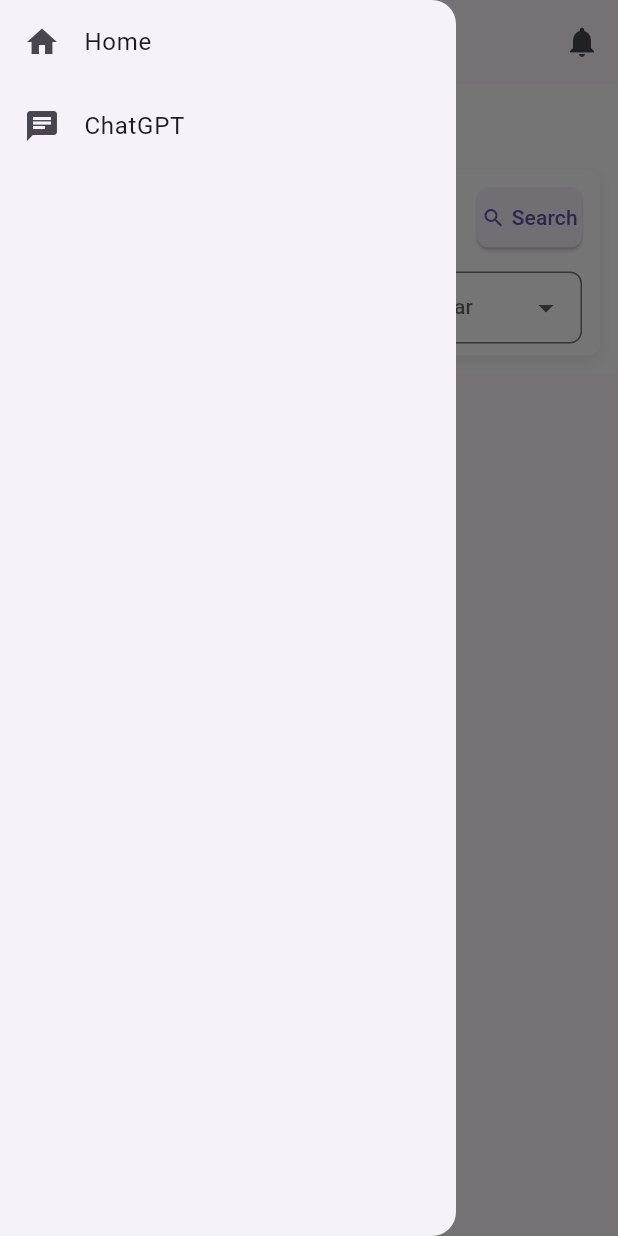
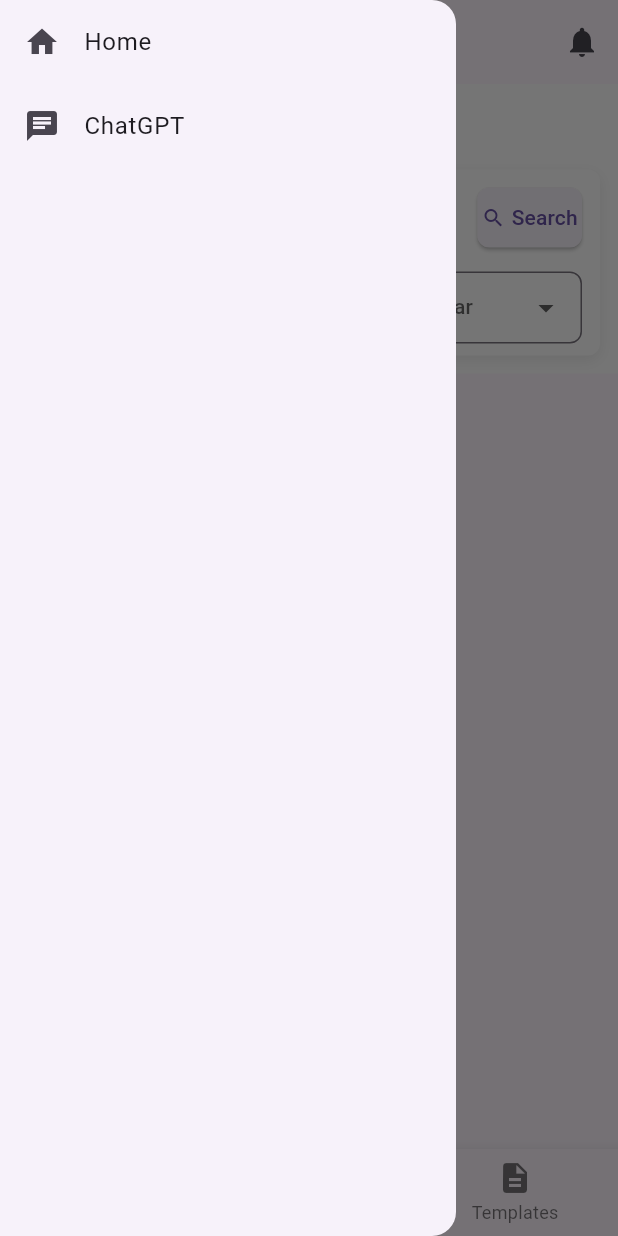
Before and after one commit to aliasghar256/appdev_final_paklawlib, a Flutter app: the HomePage screen opened by its route, with the side drawer open, on a phone screen of 412 x 824 dp. Run offline on Flutter 3.47's test engine with Material 3 defaults, Android fonts, the phone set to English and light mode, and no system bars; our stand-ins replace animate_do, bloc, flutter_bloc, flutter_secure_storage; accounts and stored records are empty.

Commit message:
Navbar ViewFavs

```diff
--- a/lib/bloc/judgment_bloc/judgment_bloc.dart
+++ b/lib/bloc/judgment_bloc/judgment_bloc.dart
@@ -46,6 +46,16 @@ class JudgmentBloc extends Bloc<JudgmentEvent, JudgmentState> {
         emit(JudgmentError(error: e.toString()));
       }
     });
+
+    on<JudgmentFetchAllFavoritesEvent>((event, emit) async {
+  emit(JudgmentFavoritesLoading());
+  try {
+    final favorites = await manager.viewFavorites();
+    emit(JudgmentFavoritesLoaded(judgments: favorites));
+  } catch (error) {
+    emit(JudgmentFavoritesError(error: error.toString()));
+  }
+});
   }
 }
 
--- a/lib/bloc/judgment_bloc/judgment_event.dart
+++ b/lib/bloc/judgment_bloc/judgment_event.dart
@@ -25,3 +25,5 @@ class JudgmentAddFavoriteEvent extends JudgmentEvent {
 
   JudgmentAddFavoriteEvent({required this.JudgmentID});
 }
+
+class JudgmentFetchAllFavoritesEvent extends JudgmentEvent {}
--- a/lib/bloc/judgment_bloc/judgment_state.dart
+++ b/lib/bloc/judgment_bloc/judgment_state.dart
@@ -24,3 +24,17 @@ class JudgmentError extends JudgmentState {
 
   JudgmentError({required this.error});
 }
+
+class JudgmentFavoritesLoading extends JudgmentState {}
+
+class JudgmentFavoritesLoaded extends JudgmentState {
+  final List<Judgment> judgments;
+
+  JudgmentFavoritesLoaded({required this.judgments});
+}
+
+class JudgmentFavoritesError extends JudgmentState {
+  final String error;
+
+  JudgmentFavoritesError({required this.error});
+}
--- a/lib/home_page.dart
+++ b/lib/home_page.dart
@@ -1,3 +1,5 @@
+import 'package:finalproject/favorites_screen.dart';
+import 'package:finalproject/templates_screen.dart';
 import 'package:flutter/material.dart';
 import 'bloc/judgment_bloc/judgment_bloc.dart';
 import './bloc/judgment_bloc/judgment_event.dart';
@@ -5,26 +7,43 @@ import 'bloc/judgment_bloc/judgment_state.dart';
 import 'package:flutter_bloc/flutter_bloc.dart';
 import 'notifications_screen.dart';
 
-class HomePage extends StatefulWidget{
-
+class HomePage extends StatefulWidget {
   @override
   _HomePageState createState() => _HomePageState();
 }
 
-class _HomePageState extends State<HomePage>{
+class _HomePageState extends State<HomePage> {
+  int _selectedIndex = 0; // Tracks the selected tab
+
+  // Pages for each tab
+  final List<Widget> _pages = [
+    HomeContent(), // Main home content
+    FavoritesScreen(), // Favorites screen
+    TemplatesScreen(), // Templates screen
+  ];
+
+  // Handle tab selection
+  void _onItemTapped(int index) {
+    setState(() {
+      _selectedIndex = index;
+    });
+  }
 
   @override
-  Widget build(BuildContext context){
+  Widget build(BuildContext context) {
     return Scaffold(
       appBar: AppBar(
         title: Text('Home Page'),
         actions: [
-          IconButton(onPressed: (){
+          IconButton(
+            onPressed: () {
               Navigator.push(
                 context,
                 MaterialPageRoute(builder: (_) => const NotificationsScreen()),
               );
-          }, icon: const Icon(Icons.notifications))
+            },
+            icon: const Icon(Icons.notifications),
+          )
         ],
       ),
       drawer: Drawer(
@@ -33,19 +52,45 @@ class _HomePageState extends State<HomePage>{
             ListTile(
               leading: Icon(Icons.home),
               title: Text("Home"),
-          onTap: () {
-          },
+              onTap: () {},
             ),
             ListTile(
               leading: Icon(Icons.chat),
               title: Text("ChatGPT"),
-          onTap: () {
-          },
+              onTap: () {},
             ),
           ],
-        )
         ),
-      body: Column(
+      ),
+      body: _pages[_selectedIndex], // Display the selected page
+      bottomNavigationBar: BottomNavigationBar(
+        items: const <BottomNavigationBarItem>[
+          BottomNavigationBarItem(
+            icon: Icon(Icons.home),
+            label: 'Home',
+          ),
+          BottomNavigationBarItem(
+            icon: Icon(Icons.favorite),
+            label: 'Favorites',
+          ),
+          BottomNavigationBarItem(
+            icon: Icon(Icons.description),
+            label: 'Templates',
+          ),
+        ],
+        currentIndex: _selectedIndex,
+        selectedItemColor: Colors.blue,
+        onTap: _onItemTapped, // Handle tab changes
+      ),
+    );
+  }
+}
+
+// Placeholder for Home content
+class HomeContent extends StatelessWidget {
+  @override
+  Widget build(BuildContext context) {
+    return Column(
       children: [
         JudgmentSearchBar(),
         Expanded(
@@ -53,13 +98,10 @@ class _HomePageState extends State<HomePage>{
             builder: (context, state) {
               if (state is JudgmentInitial) {
                 return Center(child: Text('Please enter search criteria'));
-                }
-                else if (state is JudgmentLoading) {
+              } else if (state is JudgmentLoading) {
                 return Center(child: CircularProgressIndicator());
-                }
-                else if (state is JudgmentsLoaded) {
+              } else if (state is JudgmentsLoaded) {
                 final judgments = state.judgments;
-                  // or if your state returns a List<Map>, adjust accordingly
 
                 return ListView.builder(
                   itemCount: judgments.length,
@@ -68,44 +110,43 @@ class _HomePageState extends State<HomePage>{
                     return ListTile(
                       title: Text(item.snippet ?? 'No snippet'),
                       subtitle: Column(
-                            crossAxisAlignment: CrossAxisAlignment.start, // Align content to the start
+                        crossAxisAlignment: CrossAxisAlignment.start,
                         children: [
-                              Text('CaseNo: ${item.caseNo}'), // Case number at the top
-                              SizedBox(height: 8), // Add some spacing between the text and the button
+                          Text('CaseNo: ${item.caseNo}'),
+                          SizedBox(height: 8),
                           ElevatedButton(
                             onPressed: () async {
                               try {
                                 context.read<JudgmentBloc>().add(
-                                      JudgmentAddFavoriteEvent(JudgmentID: item.judgmentID.toString()),
+                                      JudgmentAddFavoriteEvent(
+                                        JudgmentID: item.judgmentID.toString(),
+                                      ),
                                     );
                                 ScaffoldMessenger.of(context).showSnackBar(
-                                    SnackBar(content: Text('Judgment added to favorites!')),
+                                  SnackBar(
+                                      content: Text(
+                                          'Judgment added to favorites!')),
                                 );
                               } catch (e) {
                                 print('Error: $e');
                               }
-
                             },
-                                child: Text("Favorite"), // Button below the case number
+                            child: Text("Favorite"),
                           ),
                         ],
                       ),
                     );
                   },
                 );
-                }
-                else if (state is JudgmentError) {
+              } else if (state is JudgmentError) {
                 return Center(child: Text('Error: ${state.error}'));
-                }
-                else {
-                  // Fallback if we get an unrecognized state
+              } else {
                 return Center(child: Text('Something else happened.'));
               }
             },
           ),
         ),
       ],
-      ),
     );
   }
 }
--- a/lib/managers/judgment_manager.dart
+++ b/lib/managers/judgment_manager.dart
@@ -91,5 +91,31 @@ Future<Map<String, dynamic>> addFavorite({
       };
     }
   }
+  Future<List<Judgment>> viewFavorites() async {
+  final url = Uri.parse('http://10.0.2.2:3001/favorites/view');
+  final headers = await HeaderUtil.createAuthHeaders();
+
+  try {
+    final response = await http.get(url, headers: headers);
+
+    if (response.statusCode == 200) {
+      final data = json.decode(response.body);
+      final favorites = data['favorites'] as List<dynamic>;
+
+      // Map each `judgment_ID` to a `Judgment` object
+      return favorites.map((item) {
+        final judgmentData = item['judgment_ID']; // Extract `judgment_ID`
+        return Judgment.fromJson(judgmentData); // Map it to `Judgment`
+      }).toList();
+    } else if (response.statusCode == 404) {
+      throw Exception('No favorites found.');
+    } else {
+      throw Exception('Failed to fetch favorites: ${response.body}');
+    }
+  } catch (error) {
+    throw Exception('Error fetching favorites: $error');
+  }
+}
+
 
 }
```
Also changed, not shown: lib/favorites_screen.dart (added, +68 -0 lines). Lines whose indentation alone changed are shown as unchanged.
